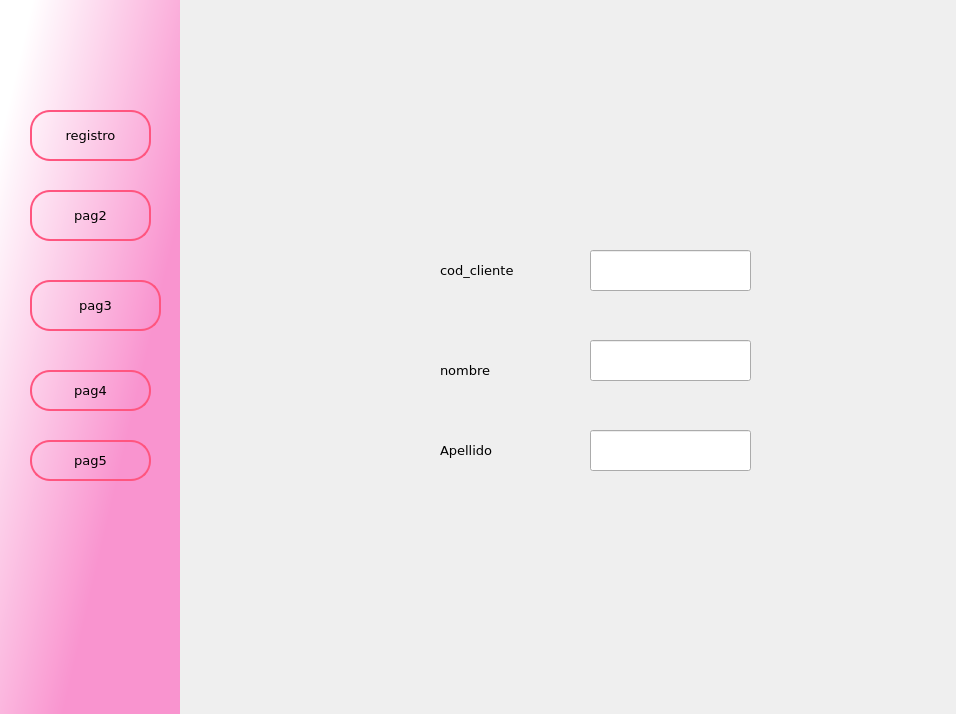
YELTSIN29/Proyecto-Ventas-Juanita, file PROYECROS DESARROLLO DE SOFWARE/Formulario/Almacen.ui: the form before one commit.
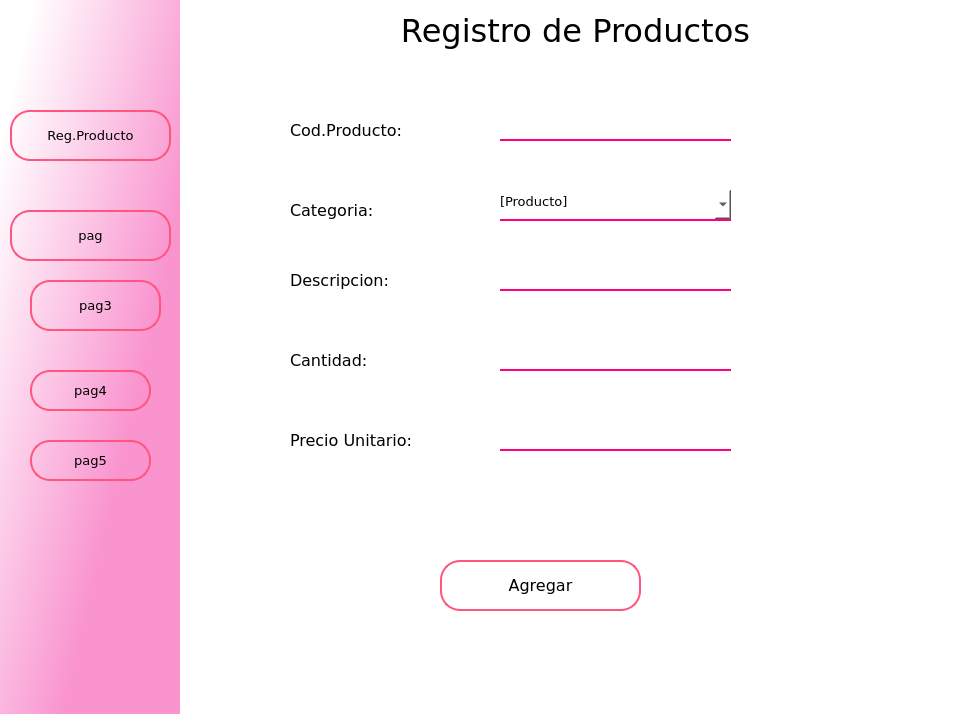
The form after the commit. The open tabs and pages were chosen to show the change. Icons and pictures are not drawn.

Commit message: se agrego registro producto

```diff
--- a/PROYECROS DESARROLLO DE SOFWARE/Formulario/Almacen.ui
+++ b/PROYECROS DESARROLLO DE SOFWARE/Formulario/Almacen.ui
@@ -140,9 +140,28 @@
                <widget class="QPushButton" name="btnRegistro">
                 <property name="geometry">
                  <rect>
-                  <x>30</x>
+                  <x>10</x>
+                  <y>210</y>
+                  <width>161</width>
+                  <height>51</height>
+                 </rect>
+                </property>
+                <property name="font">
+                 <font>
+                  <family>Verdana</family>
+                  <pointsize>10</pointsize>
+                 </font>
+                </property>
+                <property name="text">
+                 <string>pag</string>
+                </property>
+               </widget>
+               <widget class="QPushButton" name="btnRegProducto">
+                <property name="geometry">
+                 <rect>
+                  <x>10</x>
                   <y>110</y>
-                  <width>121</width>
+                  <width>161</width>
                   <height>51</height>
                  </rect>
                 </property>
@@ -153,26 +172,7 @@
                  </font>
                 </property>
                 <property name="text">
-                 <string>registro</string>
-                </property>
-               </widget>
-               <widget class="QPushButton" name="btnPag2">
-                <property name="geometry">
-                 <rect>
-                  <x>30</x>
-                  <y>190</y>
-                  <width>121</width>
-                  <height>51</height>
-                 </rect>
-                </property>
-                <property name="font">
-                 <font>
-                  <family>Verdana</family>
-                  <pointsize>10</pointsize>
-                 </font>
-                </property>
-                <property name="text">
-                 <string>pag2</string>
+                 <string>Reg.Producto</string>
                 </property>
                </widget>
                <widget class="QPushButton" name="btnPag3">
@@ -282,6 +282,9 @@
              </property>
              <item>
               <widget class="QStackedWidget" name="paginas">
+               <property name="styleSheet">
+                <string notr="true">background-color: rgb(255, 255, 255);</string>
+               </property>
                <property name="currentIndex">
                 <number>0</number>
                </property>
@@ -407,40 +410,56 @@
                 </widget>
                </widget>
                <widget class="QWidget" name="page_2">
-                <widget class="QLineEdit" name="lineEdit_7">
+                <widget class="QLabel" name="label">
                  <property name="geometry">
                   <rect>
-                   <x>410</x>
-                   <y>250</y>
+                   <x>110</x>
+                   <y>110</y>
                    <width>161</width>
                    <height>41</height>
                   </rect>
                  </property>
+                 <property name="font">
+                  <font>
+                   <family>Verdana</family>
+                   <pointsize>12</pointsize>
+                  </font>
+                 </property>
+                 <property name="text">
+                  <string>Cod.Producto:</string>
+                 </property>
                 </widget>
-                <widget class="QLabel" name="label_8">
+                <widget class="QLineEdit" name="txtRegCodProducto">
                  <property name="geometry">
                   <rect>
-                   <x>260</x>
-                   <y>430</y>
-                   <width>111</width>
+                   <x>320</x>
+                   <y>100</y>
+                   <width>231</width>
                    <height>41</height>
                   </rect>
                  </property>
                  <property name="font">
                   <font>
-                   <family>Verdana</family>
-                   <pointsize>10</pointsize>
+                   <pointsize>12</pointsize>
                   </font>
                  </property>
-                 <property name="text">
-                  <string>Apellido</string>
+                 <property name="styleSheet">
+                  <string notr="true">QLineEdit{
+background-color: rgb(255, 255, 255);
+border:none;
+border-bottom:2px solid rgb(255, 0, 127);
+padding-bottom:7px;
+}</string>
                  </property>
+                 <property name="alignment">
+                  <set>Qt::AlignBottom|Qt::AlignLeading|Qt::AlignLeft</set>
+                 </property>
                 </widget>
                 <widget class="QLabel" name="label_9">
                  <property name="geometry">
                   <rect>
-                   <x>260</x>
-                   <y>350</y>
+                   <x>110</x>
+                   <y>190</y>
                    <width>111</width>
                    <height>41</height>
                   </rect>
@@ -448,50 +467,276 @@
                  <property name="font">
                   <font>
                    <family>Verdana</family>
-                   <pointsize>10</pointsize>
+                   <pointsize>12</pointsize>
                   </font>
                  </property>
                  <property name="text">
-                  <string>nombre</string>
+                  <string>Categoria:</string>
                  </property>
                 </widget>
                 <widget class="QLabel" name="label_10">
                  <property name="geometry">
                   <rect>
-                   <x>260</x>
-                   <y>250</y>
-                   <width>111</width>
+                   <x>110</x>
+                   <y>260</y>
+                   <width>141</width>
                    <height>41</height>
                   </rect>
                  </property>
                  <property name="font">
                   <font>
                    <family>Verdana</family>
-                   <pointsize>10</pointsize>
+                   <pointsize>12</pointsize>
                   </font>
                  </property>
                  <property name="text">
-                  <string>cod_cliente</string>
+                  <string>Descripcion:</string>
                  </property>
                 </widget>
                 <widget class="QLineEdit" name="lineEdit_8">
                  <property name="geometry">
                   <rect>
-                   <x>410</x>
-                   <y>430</y>
-                   <width>161</width>
+                   <x>320</x>
+                   <y>250</y>
+                   <width>231</width>
                    <height>41</height>
                   </rect>
                  </property>
+                 <property name="font">
+                  <font>
+                   <pointsize>12</pointsize>
+                  </font>
+                 </property>
+                 <property name="styleSheet">
+                  <string notr="true">QLineEdit{
+background-color: rgb(255, 255, 255);
+border:none;
+border-bottom:2px solid rgb(255, 0, 127);
+padding-bottom:7px;
+}</string>
+                 </property>
+                 <property name="alignment">
+                  <set>Qt::AlignBottom|Qt::AlignLeading|Qt::AlignLeft</set>
+                 </property>
                 </widget>
-                <widget class="QLineEdit" name="lineEdit_9">
+                <widget class="QLabel" name="label_4">
                  <property name="geometry">
                   <rect>
-                   <x>410</x>
+                   <x>110</x>
                    <y>340</y>
-                   <width>161</width>
+                   <width>111</width>
                    <height>41</height>
                   </rect>
+                 </property>
+                 <property name="font">
+                  <font>
+                   <family>Verdana</family>
+                   <pointsize>12</pointsize>
+                  </font>
+                 </property>
+                 <property name="text">
+                  <string>Cantidad:</string>
+                 </property>
+                </widget>
+                <widget class="QLineEdit" name="txtRegCantidad">
+                 <property name="geometry">
+                  <rect>
+                   <x>320</x>
+                   <y>330</y>
+                   <width>231</width>
+                   <height>41</height>
+                  </rect>
+                 </property>
+                 <property name="font">
+                  <font>
+                   <pointsize>12</pointsize>
+                  </font>
+                 </property>
+                 <property name="styleSheet">
+                  <string notr="true">QLineEdit{
+background-color: rgb(255, 255, 255);
+border:none;
+border-bottom:2px solid rgb(255, 0, 127);
+padding-bottom:7px;
+}</string>
+                 </property>
+                 <property name="alignment">
+                  <set>Qt::AlignBottom|Qt::AlignLeading|Qt::AlignLeft</set>
+                 </property>
+                </widget>
+                <widget class="QLabel" name="label_5">
+                 <property name="geometry">
+                  <rect>
+                   <x>110</x>
+                   <y>420</y>
+                   <width>171</width>
+                   <height>41</height>
+                  </rect>
+                 </property>
+                 <property name="font">
+                  <font>
+                   <family>Verdana</family>
+                   <pointsize>12</pointsize>
+                  </font>
+                 </property>
+                 <property name="text">
+                  <string>Precio Unitario:</string>
+                 </property>
+                </widget>
+                <widget class="QLineEdit" name="txtRegPrecioUni">
+                 <property name="geometry">
+                  <rect>
+                   <x>320</x>
+                   <y>410</y>
+                   <width>231</width>
+                   <height>41</height>
+                  </rect>
+                 </property>
+                 <property name="font">
+                  <font>
+                   <pointsize>12</pointsize>
+                  </font>
+                 </property>
+                 <property name="styleSheet">
+                  <string notr="true">QLineEdit{
+background-color: rgb(255, 255, 255);
+border:none;
+border-bottom:2px solid rgb(255, 0, 127);
+padding-bottom:7px;
+}</string>
+                 </property>
+                 <property name="alignment">
+                  <set>Qt::AlignBottom|Qt::AlignLeading|Qt::AlignLeft</set>
+                 </property>
+                </widget>
+                <widget class="QLabel" name="label_7">
+                 <property name="geometry">
+                  <rect>
+                   <x>160</x>
+                   <y>0</y>
+                   <width>471</width>
+                   <height>61</height>
+                  </rect>
+                 </property>
+                 <property name="font">
+                  <font>
+                   <family>Verdana</family>
+                   <pointsize>24</pointsize>
+                  </font>
+                 </property>
+                 <property name="text">
+                  <string>Registro de Productos</string>
+                 </property>
+                 <property name="alignment">
+                  <set>Qt::AlignCenter</set>
+                 </property>
+                </widget>
+                <widget class="QComboBox" name="cbxRegCatgProducto">
+                 <property name="geometry">
+                  <rect>
+                   <x>320</x>
+                   <y>190</y>
+                   <width>231</width>
+                   <height>31</height>
+                  </rect>
+                 </property>
+                 <property name="font">
+                  <font>
+                   <family>Verdana</family>
+                   <pointsize>10</pointsize>
+                  </font>
+                 </property>
+                 <property name="cursor">
+                  <cursorShape>PointingHandCursor</cursorShape>
+                 </property>
+                 <property name="styleSheet">
+                  <string notr="true">background-color: rgb(255, 255, 255);
+border:none;
+border-bottom:2px solid rgb(255, 0, 127);
+padding-bottom:7px;</string>
+                 </property>
+                 <item>
+                  <property name="text">
+                   <string>[Producto]</string>
+                  </property>
+                 </item>
+                 <item>
+                  <property name="text">
+                   <string>Abrigos</string>
+                  </property>
+                 </item>
+                 <item>
+                  <property name="text">
+                   <string>Casaca</string>
+                  </property>
+                 </item>
+                 <item>
+                  <property name="text">
+                   <string>Chompa</string>
+                  </property>
+                 </item>
+                 <item>
+                  <property name="text">
+                   <string>Gorra</string>
+                  </property>
+                 </item>
+                 <item>
+                  <property name="text">
+                   <string>Medias</string>
+                  </property>
+                 </item>
+                 <item>
+                  <property name="text">
+                   <string>Pantalon</string>
+                  </property>
+                 </item>
+                 <item>
+                  <property name="text">
+                   <string>Polo</string>
+                  </property>
+                 </item>
+                 <item>
+                  <property name="text">
+                   <string>Zapatillas</string>
+                  </property>
+                 </item>
+                 <item>
+                  <property name="text">
+                   <string>Zapato</string>
+                  </property>
+                 </item>
+                </widget>
+                <widget class="QPushButton" name="btnAgregarProducto">
+                 <property name="geometry">
+                  <rect>
+                   <x>260</x>
+                   <y>560</y>
+                   <width>201</width>
+                   <height>51</height>
+                  </rect>
+                 </property>
+                 <property name="font">
+                  <font>
+                   <family>Verdana</family>
+                   <pointsize>12</pointsize>
+                  </font>
+                 </property>
+                 <property name="cursor">
+                  <cursorShape>PointingHandCursor</cursorShape>
+                 </property>
+                 <property name="styleSheet">
+                  <string notr="true">QPushButton{
+border:2px solid rgb(255, 85, 127);
+border-radius:20px;
+
+}
+
+QPushButton:hover{
+background-color:qlineargradient(spread:pad, x1:1, y1:1, x2:0.06, y2:0.131227, stop:0.373134 rgba(249, 148, 207, 255), stop:1 rgba(255, 255, 255, 255))
+}</string>
+                 </property>
+                 <property name="text">
+                  <string>Agregar</string>
                  </property>
                 </widget>
                </widget>
```
Left out of the diff: 8 changed lines with no effect on the pictures. The commit also changes 14 other files.
